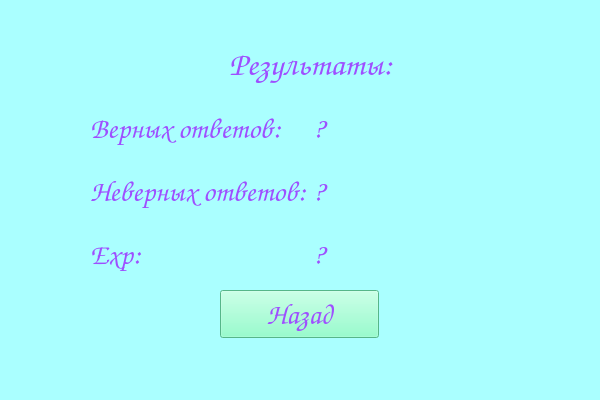
Above: mainwindow.ui from Vladusecho/MathTrainer before the change. Below: the same form after it.
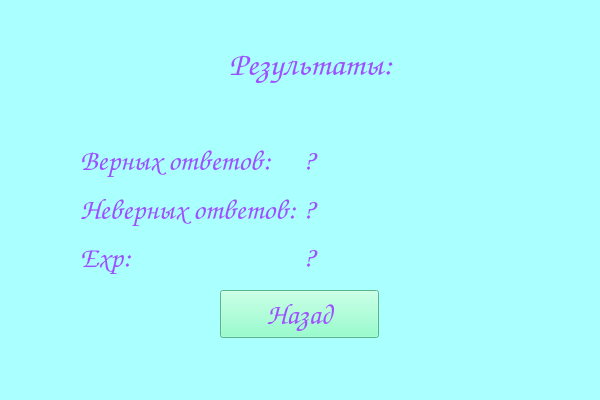
That is the form after the change. The open tabs and pages were chosen to show the change.

Commit message: Finished cleaning code. Add new functional with new record.

Diff of the .ui file:
```diff
--- a/mainwindow.ui
+++ b/mainwindow.ui
@@ -1561,19 +1561,20 @@
      <widget class="QWidget" name="gridLayoutWidget_3">
       <property name="geometry">
        <rect>
-        <x>80</x>
-        <y>100</y>
+        <x>70</x>
+        <y>90</y>
         <width>438</width>
-        <height>183</height>
+        <height>189</height>
        </rect>
       </property>
       <layout class="QGridLayout" name="gridLayout_3">
-       <item row="2" column="0">
-        <widget class="QLabel" name="label_14">
+       <item row="1" column="1" colspan="3">
+        <widget class="QLabel" name="ll_correct_answers">
          <property name="font">
           <font>
            <family>Comic Sans MS</family>
            <pointsize>22</pointsize>
+           <italic>true</italic>
            <bold>true</bold>
           </font>
          </property>
@@ -1581,11 +1582,11 @@
           <string notr="true">color:rgb(158, 79, 255)</string>
          </property>
          <property name="text">
-          <string>Неверных ответов:</string>
+          <string>?</string>
          </property>
         </widget>
        </item>
-       <item row="0" column="0">
+       <item row="1" column="0">
         <widget class="QLabel" name="label_13">
          <property name="font">
           <font>
@@ -1602,26 +1603,8 @@
          </property>
         </widget>
        </item>
-       <item row="2" column="1" colspan="3">
-        <widget class="QLabel" name="ll_incorrect_answers">
-         <property name="font">
-          <font>
-           <family>Comic Sans MS</family>
-           <pointsize>22</pointsize>
-           <italic>true</italic>
-           <bold>true</bold>
-          </font>
-         </property>
-         <property name="styleSheet">
-          <string notr="true">color:rgb(158, 79, 255)</string>
-         </property>
-         <property name="text">
-          <string>?</string>
-         </property>
-        </widget>
-       </item>
-       <item row="0" column="1" colspan="3">
-        <widget class="QLabel" name="ll_correct_answers">
+       <item row="4" column="1" colspan="3">
+        <widget class="QLabel" name="ll_added_exp">
          <property name="font">
           <font>
            <family>Comic Sans MS</family>
@@ -1639,6 +1622,23 @@
         </widget>
        </item>
        <item row="3" column="0">
+        <widget class="QLabel" name="label_14">
+         <property name="font">
+          <font>
+           <family>Comic Sans MS</family>
+           <pointsize>22</pointsize>
+           <bold>true</bold>
+          </font>
+         </property>
+         <property name="styleSheet">
+          <string notr="true">color:rgb(158, 79, 255)</string>
+         </property>
+         <property name="text">
+          <string>Неверных ответов:</string>
+         </property>
+        </widget>
+       </item>
+       <item row="4" column="0">
         <widget class="QLabel" name="label_15">
          <property name="font">
           <font>
@@ -1656,7 +1656,7 @@
         </widget>
        </item>
        <item row="3" column="1" colspan="3">
-        <widget class="QLabel" name="ll_added_exp">
+        <widget class="QLabel" name="ll_incorrect_answers">
          <property name="font">
           <font>
            <family>Comic Sans MS</family>
@@ -1673,6 +1673,26 @@
          </property>
         </widget>
        </item>
+       <item row="0" column="0" colspan="4">
+        <widget class="QLabel" name="ll_new_record">
+         <property name="font">
+          <font>
+           <family>Comic Sans MS</family>
+           <pointsize>22</pointsize>
+           <bold>true</bold>
+          </font>
+         </property>
+         <property name="styleSheet">
+          <string notr="true">color:rgb(158, 79, 255)</string>
+         </property>
+         <property name="text">
+          <string/>
+         </property>
+         <property name="alignment">
+          <set>Qt::AlignmentFlag::AlignLeading|Qt::AlignmentFlag::AlignLeft|Qt::AlignmentFlag::AlignVCenter</set>
+         </property>
+        </widget>
+       </item>
       </layout>
      </widget>
      <widget class="QLabel" name="label_19">
```
Left out of the diff: 6 changed lines with no effect on the pictures. The commit also changes 3 other files.
